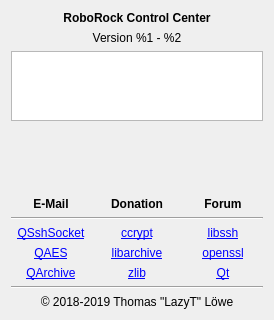
The window that res/ui/about.ui (LazyT/rrcc) describes before a commit, drawn with Qt 5.
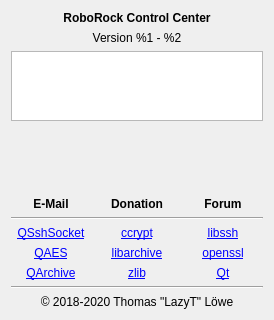
The same window after the commit. Icons and pictures are not drawn.

Diff of the .ui file:
```diff
--- a/res/ui/about.ui
+++ b/res/ui/about.ui
@@ -322,7 +322,7 @@
    <item>
     <widget class="QLabel" name="label_Copyright">
      <property name="text">
-      <string notr="true">© 2018-2019 Thomas &quot;LazyT&quot; Löwe</string>
+      <string notr="true">© 2018-2020 Thomas &quot;LazyT&quot; Löwe</string>
      </property>
      <property name="alignment">
       <set>Qt::AlignCenter</set>
```
